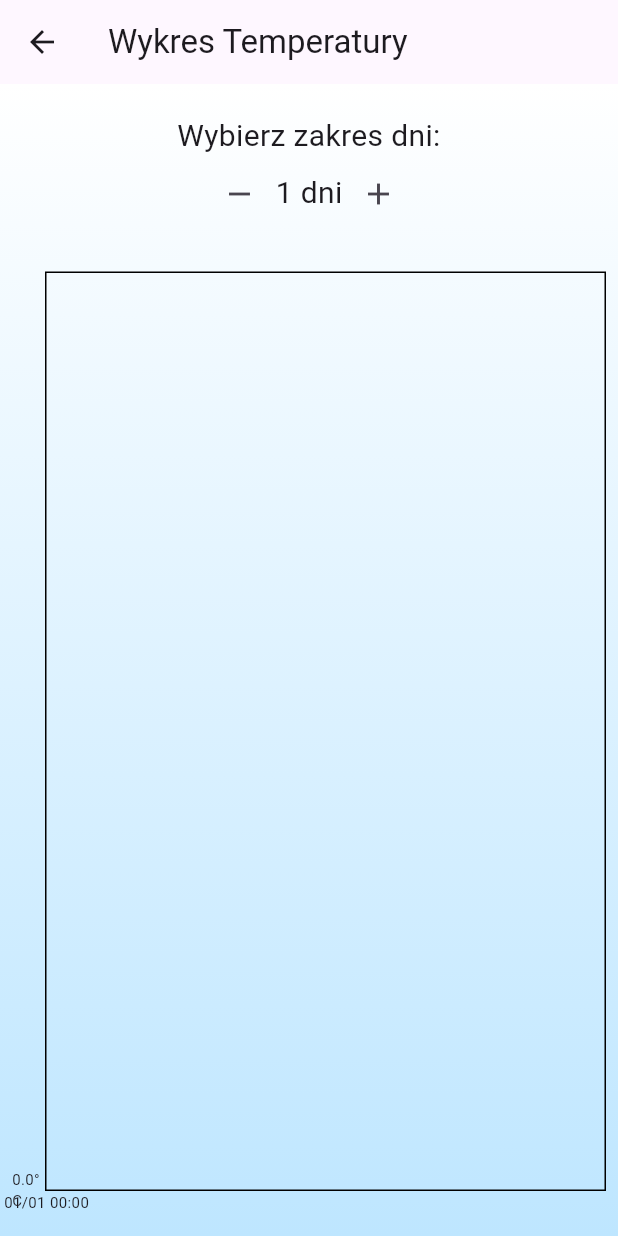
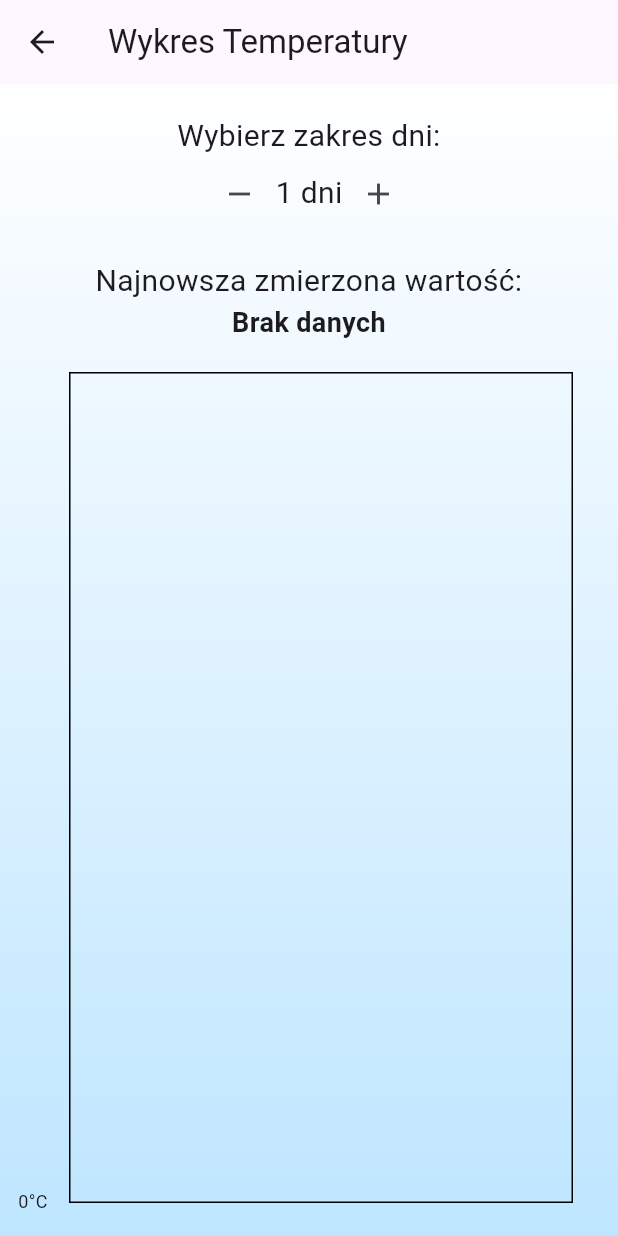
Before and after one commit to Aquatistic/Aquarium_frontend, a Flutter app: the TemperaturePage screen opened directly with empty values, on a phone screen of 412 x 824 dp. Run offline on Flutter 3.47's test engine with Material 3 defaults, Android fonts, the light colour scheme and no system bars; drawn by our look-alikes of fl_chart; our stand-ins replace shared_preferences; accounts and stored records are empty; network calls fail.

Commit message:
fixed chart axis

```diff
--- a/smart_aquarium/lib/ui/TemperaturePage.dart
+++ b/smart_aquarium/lib/ui/TemperaturePage.dart
@@ -17,7 +17,7 @@ class TemperaturePage extends StatefulWidget {
 
 class _TemperaturePageState extends State<TemperaturePage> {
   List<dynamic> _measurements = [];
-  int _days = 1; // Default to last 1 day
+  int _days = 1;
 
   @override
   void initState() {
@@ -61,6 +61,15 @@ class _TemperaturePageState extends State<TemperaturePage> {
       final double value = measurement['measurementValue'];
       return FlSpot(date.millisecondsSinceEpoch.toDouble(), value);
     }).toList();
+  }
+
+  String _getLatestMeasurement() {
+    if (_measurements.isEmpty) return 'Brak danych';
+    final latestMeasurement = _measurements.first;
+    final latestDate = DateFormat('yyyy-MM-dd HH:mm:ss')
+        .parse(latestMeasurement['measurementTimestamp']);
+    final latestValue = latestMeasurement['measurementValue'];
+    return '${latestValue}°C\n${DateFormat('dd/MM/yyyy HH:mm').format(latestDate)}';
   }
 
   @override
@@ -114,9 +123,21 @@ class _TemperaturePageState extends State<TemperaturePage> {
               ],
             ),
             const SizedBox(height: 20),
+            Text(
+              'Najnowsza zmierzona wartość:',
+              textAlign: TextAlign.center,
+              style: TextStyle(fontSize: 20.0),
+            ),
+            Text(
+              _getLatestMeasurement(),
+              textAlign: TextAlign.center,
+              style:
+                  const TextStyle(fontSize: 18.0, fontWeight: FontWeight.bold),
+            ),
+            const SizedBox(height: 20),
             Expanded(
               child: Padding(
-                padding: const EdgeInsets.all(8.0),
+                padding: EdgeInsets.only(right: 30.0, left: 6.0),
                 child: LineChart(
                   LineChartData(
                     gridData: FlGridData(show: true),
@@ -124,24 +145,58 @@ class _TemperaturePageState extends State<TemperaturePage> {
                       leftTitles: AxisTitles(
                         sideTitles: SideTitles(
                           showTitles: true,
-                          interval: 5, // Adjust the interval to avoid clutter
+                          interval: 5,
+                          reservedSize: 40,
                           getTitlesWidget: (value, meta) {
-                            return Text('$value°C',
-                                style: const TextStyle(fontSize: 10));
+                            return SideTitleWidget(
+                              axisSide: meta.axisSide,
+                              space: 8.0,
+                              child: Container(
+                                alignment: Alignment.center,
+                                child: Text(
+                                  '${value.toInt()}°C',
+                                  style: const TextStyle(fontSize: 12),
+                                  textAlign: TextAlign.center,
+                                ),
+                              ),
+                            );
                           },
                         ),
                       ),
                       bottomTitles: AxisTitles(
                         sideTitles: SideTitles(
                           showTitles: true,
-                          interval:
-                              60000000, // Adjust the interval to show appropriate number of labels
                           getTitlesWidget: (value, meta) {
+                            final List<FlSpot> spots = _getFilteredSpots();
+                            if (spots.isEmpty) {
+                              return const Text('');
+                            }
                             final DateTime date =
                                 DateTime.fromMillisecondsSinceEpoch(
                                     value.toInt());
-                            return Text(DateFormat('dd/MM HH:mm').format(date),
-                                style: const TextStyle(fontSize: 10));
+
+                            final double firstX = spots.first.x;
+                            final double lastX = spots.last.x;
+                            final double middleX =
+                                firstX + (lastX - firstX) / 2;
+
+                            double closestToMiddleX = firstX;
+                            for (final spot in spots) {
+                              if ((spot.x - middleX).abs() <
+                                  (closestToMiddleX - middleX).abs()) {
+                                closestToMiddleX = spot.x;
+                              }
+                            }
+
+                            if (value == firstX ||
+                                value == closestToMiddleX ||
+                                value == lastX) {
+                              return Text(
+                                  DateFormat('dd/MM HH:mm').format(date),
+                                  style: const TextStyle(fontSize: 10));
+                            } else {
+                              return const Text('');
+                            }
                           },
                         ),
                       ),
@@ -177,6 +232,12 @@ class _TemperaturePageState extends State<TemperaturePage> {
                       ),
                       handleBuiltInTouches: true,
                     ),
+                    // minX: _getFilteredSpots().isNotEmpty
+                    //     ? _getFilteredSpots().first.x - 3600000 // Safe offset of 1 hour in milliseconds
+                    //     : 0,
+                    // maxX: _getFilteredSpots().isNotEmpty
+                    //     ? _getFilteredSpots().last.x + 3600000 // Safe offset of 1 hour in milliseconds
+                    //     : 0,
                   ),
                 ),
               ),
```
